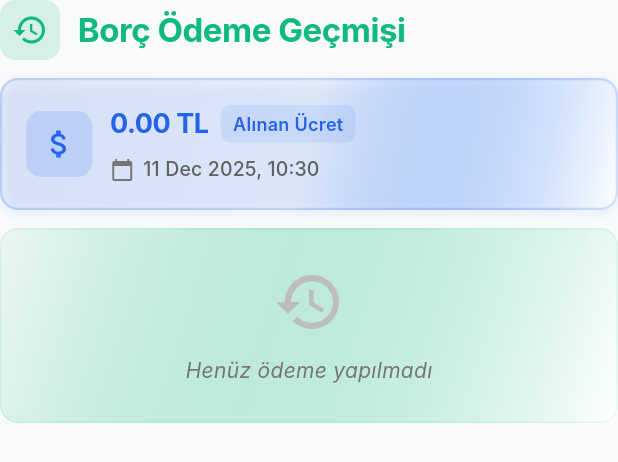
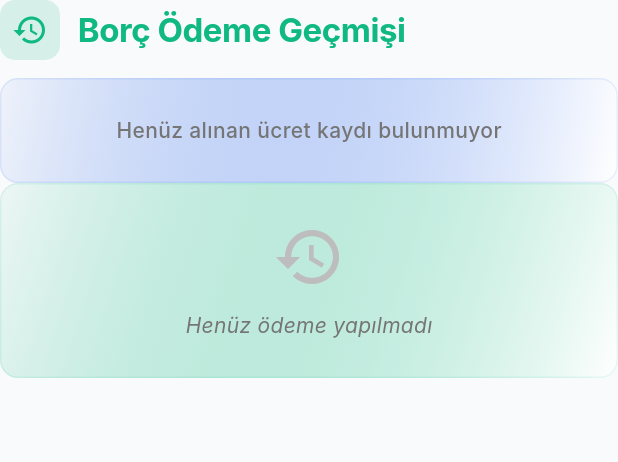
Before and after one commit to alparslan166/su-aritma-crm, a Flutter app: the _DebtPaymentHistorySection widget shown alone on an empty page, opened directly with empty values, on a phone screen of 412 x 824 dp. Shown: the top 462 px of the screen. Run offline on Flutter 3.47's test engine with Material 3 defaults, Android fonts, the phone set to English and light mode, and no system bars; our stand-ins replace dio, equatable, firebase_core, firebase_messaging, fl_chart, flutter_hooks and 11 more; accounts and stored records are empty; network calls fail; Roboto replaces fonts that are missing (Inter).

Commit message:
fix: Show only received amount history, not current value
- Backend: Added receivedAmountHistory to ensureCustomer include
- Frontend: Removed current receivedAmount display, only show history
- All received amount changes are now listed chronologically

```diff
--- a/apps/mobile/lib/features/admin/presentation/views/customer_detail_page.dart
+++ b/apps/mobile/lib/features/admin/presentation/views/customer_detail_page.dart
@@ -1117,117 +1117,33 @@ class _DebtPaymentHistorySection extends StatelessWidget {
               ),
             );
           }).toList(),
-        ] else if (customer.receivedAmount != null &&
-            customer.paymentDate != null) ...[
-          // Eğer geçmiş yoksa ama mevcut değer varsa, onu göster
+        ] else ...[
+          // Eğer geçmiş yoksa, boş mesaj göster
           Container(
-            margin: const EdgeInsets.only(bottom: 12),
+            padding: const EdgeInsets.all(24),
             decoration: BoxDecoration(
               gradient: LinearGradient(
                 begin: Alignment.topLeft,
                 end: Alignment.bottomRight,
                 colors: [
-                  const Color(0xFF2563EB).withValues(alpha: 0.08),
-                  const Color(0xFF3B82F6).withValues(alpha: 0.05),
+                  const Color(0xFF2563EB).withValues(alpha: 0.05),
                   Colors.white,
                 ],
               ),
               borderRadius: BorderRadius.circular(12),
               border: Border.all(
-                color: const Color(0xFF2563EB).withValues(alpha: 0.2),
-                width: 1.5,
-              ),
-              boxShadow: [
-                BoxShadow(
-                  color: const Color(0xFF2563EB).withValues(alpha: 0.1),
-                  blurRadius: 8,
-                  spreadRadius: 0,
-                  offset: const Offset(0, 2),
-                ),
-              ],
-            ),
-            child: Padding(
-              padding: const EdgeInsets.all(16),
-              child: Row(
-                children: [
-                  Container(
-                    padding: const EdgeInsets.all(10),
-                    decoration: BoxDecoration(
-                      color: const Color(0xFF2563EB).withValues(alpha: 0.15),
-                      borderRadius: BorderRadius.circular(10),
-                    ),
-                    child: const Icon(
-                      Icons.attach_money,
-                      color: Color(0xFF2563EB),
-                      size: 24,
-                    ),
-                  ),
-                  const SizedBox(width: 12),
-                  Expanded(
-                    child: Column(
-                      crossAxisAlignment: CrossAxisAlignment.start,
-                      children: [
-                        Row(
-                          children: [
-                            Text(
-                              "${customer.receivedAmount!.toStringAsFixed(2)} TL",
-                              style: const TextStyle(
-                                fontWeight: FontWeight.bold,
-                                fontSize: 18,
-                                color: Color(0xFF2563EB),
-                                letterSpacing: -0.3,
-                              ),
-                            ),
-                            const SizedBox(width: 8),
-                            Container(
-                              padding: const EdgeInsets.symmetric(
-                                horizontal: 8,
-                                vertical: 4,
-                              ),
-                              decoration: BoxDecoration(
-                                color: const Color(
-                                  0xFF2563EB,
-                                ).withValues(alpha: 0.1),
-                                borderRadius: BorderRadius.circular(6),
-                              ),
-                              child: Text(
-                                "Alınan Ücret",
-                                style: TextStyle(
-                                  fontSize: 12,
-                                  fontWeight: FontWeight.w600,
-                                  color: const Color(0xFF2563EB),
-                                  letterSpacing: 0.2,
-                                ),
-                              ),
-                            ),
-                          ],
-                        ),
-                        const SizedBox(height: 8),
-                        Row(
-                          children: [
-                            Icon(
-                              Icons.calendar_today,
-                              size: 16,
-                              color: Colors.grey.shade600,
-                            ),
-                            const SizedBox(width: 6),
-                            Text(
-                              DateFormat(
-                                "dd MMM yyyy, HH:mm",
-                              ).format(customer.paymentDate!),
-                              style: TextStyle(
-                                fontSize: 13,
-                                color: Colors.grey.shade700,
-                                fontWeight: FontWeight.w500,
-                                letterSpacing: 0.1,
-                              ),
-                            ),
-                          ],
-                        ),
-                      ],
-                    ),
-                  ),
-                ],
+                color: const Color(0xFF2563EB).withValues(alpha: 0.1),
+                width: 1,
+              ),
+            ),
+            child: Center(
+              child: Text(
+                "Henüz alınan ücret kaydı bulunmuyor",
+                style: TextStyle(
+                  fontSize: 14,
+                  color: Colors.grey.shade600,
+                  fontWeight: FontWeight.w500,
+                ),
               ),
             ),
           ),
```
Also changed, not shown: 1 other file.
